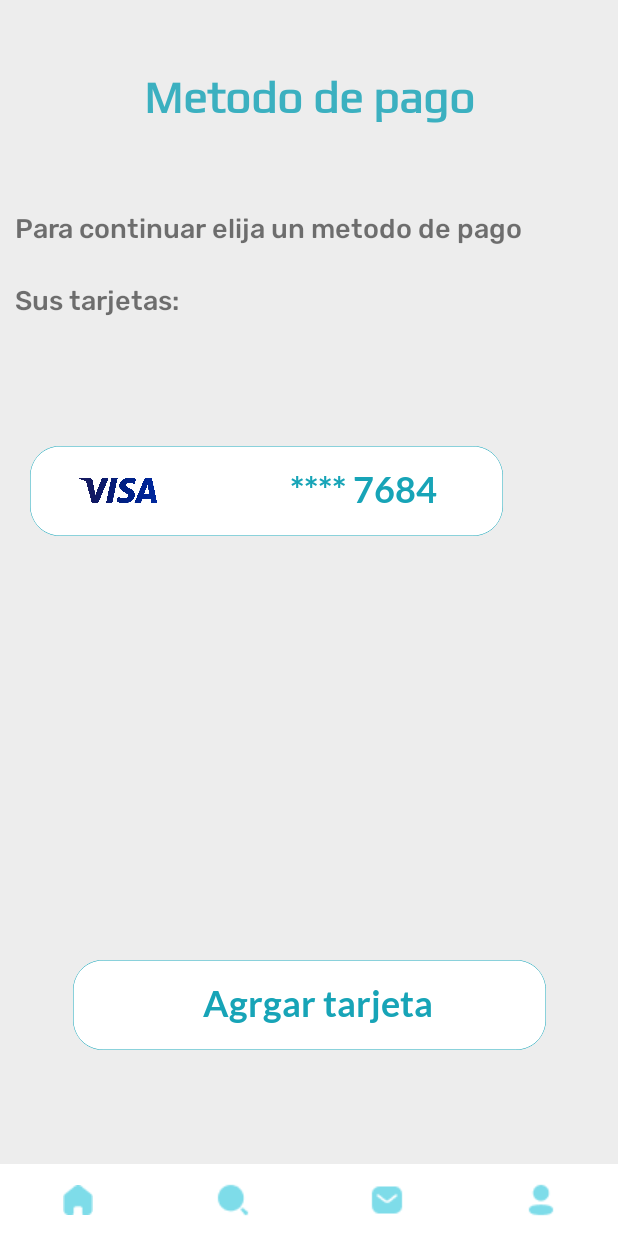
After one commit to LoanGrounds/AndroidStudioLG, an Android app: the fragment MetodoPagoFragment placed in its activity, on a phone screen of 412 x 824 dp. The commit adds this screen. Run offline under Robolectric (Android 15) with nearby library versions, the phone set to English and light mode, and no system bars; Roboto replaces fonts that are not available here.

Commit message:
Actualizacion 14:17 4/6

```diff
--- a/ProyectFinal/app/src/main/java/com/example/ProyectoFinal/loangrounds/MainActivityInicio.java
+++ b/ProyectFinal/app/src/main/java/com/example/ProyectoFinal/loangrounds/MainActivityInicio.java
@@ -19,7 +19,9 @@ import com.example.ProyectoFinal.loangrounds.Menu.EditarPerfilFragment;
 import com.example.ProyectoFinal.loangrounds.Menu.FiltrosFragment;
 import com.example.ProyectoFinal.loangrounds.Menu.MenuFragment;
 import com.example.ProyectoFinal.loangrounds.Menu.LupaFragment;
+import com.example.ProyectoFinal.loangrounds.Menu.MetodoPagoFragment;
 import com.example.ProyectoFinal.loangrounds.Menu.PrestamosRecientesFragment;
+import com.example.ProyectoFinal.loangrounds.Menu.RealizarFragment;
 import com.example.ProyectoFinal.loangrounds.Menu.SolicitadosFragment;
 
 import java.util.List;
@@ -38,6 +40,8 @@ public class MainActivityInicio extends AppCompatActivity {
     PrestamosRecientesFragment fragmentPrestamosRecientes;
     ConfiguracionFragment fragmentConfiguracion;
     AtencionClienteFragment fragmentAtencionCliente;
+    MetodoPagoFragment fragmentMetodoPago;
+    RealizarFragment fragmentRealizar;
 
 
     private Object SupportFragmentManager;
@@ -84,6 +88,8 @@ public class MainActivityInicio extends AppCompatActivity {
         fragmentPrestamosRecientes= new PrestamosRecientesFragment();
         fragmentConfiguracion= new ConfiguracionFragment();
         fragmentAtencionCliente= new AtencionClienteFragment();
+        fragmentMetodoPago= new MetodoPagoFragment();
+        fragmentRealizar= new RealizarFragment();
     }
     public  void setFragmentMenu(){
 
@@ -139,6 +145,15 @@ public class MainActivityInicio extends AppCompatActivity {
 
     }
 
+    public  void setFragmentMetodoPago(){
+        reemplazarFragmenbts(fragmentMetodoPago);
+
+    }
+
+    public  void setFragmentRealizar(){
+        reemplazarFragmenbts(fragmentRealizar);
+
+    }
 
 
 
--- a/ProyectFinal/app/src/main/java/com/example/ProyectoFinal/loangrounds/Menu/CadaPrestamoFragment.java
+++ b/ProyectFinal/app/src/main/java/com/example/ProyectoFinal/loangrounds/Menu/CadaPrestamoFragment.java
@@ -7,10 +7,12 @@ import androidx.fragment.app.Fragment;
 import android.view.LayoutInflater;
 import android.view.View;
 import android.view.ViewGroup;
+import android.widget.Button;
 import android.widget.SeekBar;
 import android.widget.TextView;
 
 import com.example.ProyectoFinal.loangrounds.ListaRecomendados.Prestamo;
+import com.example.ProyectoFinal.loangrounds.MainActivityInicio;
 import com.example.ProyectoFinal.loangrounds.R;
 
 import java.util.List;
@@ -28,6 +30,7 @@ public class CadaPrestamoFragment extends Fragment {
     TextView tvNombre;
     int intPos;
     List<Prestamo> prest;
+    Button btnSolicitar;
     View layoutRhoot;
     public CadaPrestamoFragment() {
         // Required empty public constructor
@@ -54,7 +57,7 @@ public class CadaPrestamoFragment extends Fragment {
     }
 
     private void SetearListners() {
-
+        btnSolicitar.setOnClickListener(btnSolicitar_Click);
     }
     private void inicializarDatos(){
         String nombre=prest.get(intPos).getName();
@@ -77,7 +80,21 @@ public class CadaPrestamoFragment extends Fragment {
         tvDiaTol=(TextView) layoutRhoot.findViewById(R.id.tvDiaTol);
         tvCantCuotas=(TextView) layoutRhoot.findViewById(R.id.tvCantCuotas);
         tvNombre=(TextView) layoutRhoot.findViewById(R.id.tvNombre);
+        btnSolicitar=(Button) layoutRhoot.findViewById(R.id.btnSolicitar);
     }
+
+    View.OnClickListener btnSolicitar_Click = new View.OnClickListener() {
+        @Override
+        public void onClick(View view) {
+
+
+            MainActivityInicio actividadContenedora;
+            actividadContenedora = (MainActivityInicio) getActivity();
+            actividadContenedora.setFragmentMetodoPago();
+
+        }
+    };
+
 
 
     public void enviarPosition(int position, List<Prestamo> prestamoList ){
--- /dev/null
+++ b/ProyectFinal/app/src/main/java/com/example/ProyectoFinal/loangrounds/Menu/MetodoPagoFragment.java
@@ -0,0 +1,63 @@
+package com.example.ProyectoFinal.loangrounds.Menu;
+
+import android.os.Bundle;
+
+import androidx.fragment.app.Fragment;
+
+import android.view.LayoutInflater;
+import android.view.View;
+import android.view.ViewGroup;
+import android.widget.Button;
+import android.widget.LinearLayout;
+import android.widget.TextView;
+
+import com.example.ProyectoFinal.loangrounds.MainActivityInicio;
+import com.example.ProyectoFinal.loangrounds.R;
+
+
+public class MetodoPagoFragment extends Fragment {
+
+   LinearLayout linearLayoutTarjetas;
+   View layoutRhoot;
+
+    public MetodoPagoFragment() {
+        // Required empty public constructor
+    }
+
+
+
+
+    @Override
+    public void onCreate(Bundle savedInstanceState) {
+        super.onCreate(savedInstanceState);
+
+    }
+
+    @Override
+    public View onCreateView(LayoutInflater inflater, ViewGroup container,
+                             Bundle savedInstanceState) {
+        // Inflate the layout for this fragment
+        layoutRhoot= inflater.inflate(R.layout.fragment_metodo_pago, container, false);
+        obtenerReferencias();
+        SetearListners();
+        return layoutRhoot;
+    }
+
+
+
+    private void obtenerReferencias() {
+        linearLayoutTarjetas=(LinearLayout) layoutRhoot.findViewById(R.id.linearLayoutTarjetas);
+    }
+
+    private void SetearListners() {
+        linearLayoutTarjetas.setOnClickListener(new View.OnClickListener() {
+            @Override
+            public void onClick(View v) {
+                MainActivityInicio actividadContenedora;
+                actividadContenedora = (MainActivityInicio) getActivity();
+                actividadContenedora.setFragmentRealizar();
+
+            }
+        });
+    }
+}
--- /dev/null
+++ b/ProyectFinal/app/src/main/java/com/example/ProyectoFinal/loangrounds/Menu/RealizarFragment.java
@@ -0,0 +1,66 @@
+package com.example.ProyectoFinal.loangrounds.Menu;
+
+import android.os.Bundle;
+
+import androidx.fragment.app.Fragment;
+
+import android.view.LayoutInflater;
+import android.view.View;
+import android.view.ViewGroup;
+
+import com.example.ProyectoFinal.loangrounds.R;
+
+/**
+ * A simple {@link Fragment} subclass.
+ * Use the {@link RealizarFragment#newInstance} factory method to
+ * create an instance of this fragment.
+ */
+public class RealizarFragment extends Fragment {
+
+    // TODO: Rename parameter arguments, choose names that match
+    // the fragment initialization parameters, e.g. ARG_ITEM_NUMBER
+    private static final String ARG_PARAM1 = "param1";
+    private static final String ARG_PARAM2 = "param2";
+
+    // TODO: Rename and change types of parameters
+    private String mParam1;
+    private String mParam2;
+
+    public RealizarFragment() {
+        // Required empty public constructor
+    }
+
+    /**
+     * Use this factory method to create a new instance of
+     * this fragment using the provided parameters.
+     *
+     * @param param1 Parameter 1.
+     * @param param2 Parameter 2.
+     * @return A new instance of fragment RealizarFragment.
+     */
+    // TODO: Rename and change types and number of parameters
+    public static RealizarFragment newInstance(String param1, String param2) {
+        RealizarFragment fragment = new RealizarFragment();
+        Bundle args = new Bundle();
+        args.putString(ARG_PARAM1, param1);
+        args.putString(ARG_PARAM2, param2);
+        fragment.setArguments(args);
+        return fragment;
+    }
+
+    @Override
+    public void onCreate(Bundle savedInstanceState) {
+        super.onCreate(savedInstanceState);
+        if (getArguments() != null) {
+            mParam1 = getArguments().getString(ARG_PARAM1);
+            mParam2 = getArguments().getString(ARG_PARAM2);
+        }
+    }
+
+    @Override
+    public View onCreateView(LayoutInflater inflater, ViewGroup container,
+                             Bundle savedInstanceState) {
+        // Inflate the layout for this fragment
+        return inflater.inflate(R.layout.fragment_realizar, container, false);
+    }
+}
--- /dev/null
+++ b/ProyectFinal/app/src/main/res/drawable/ic_baseline_delete_24.xml
@@ -0,0 +1,5 @@
+<vector android:height="24dp" android:tint="#99A58F"
+    android:viewportHeight="24" android:viewportWidth="24"
+    android:width="24dp" xmlns:android="http://schemas.android.com/apk/res/android">
+    <path android:fillColor="@android:color/white" android:pathData="M6,19c0,1.1 0.9,2 2,2h8c1.1,0 2,-0.9 2,-2V7H6v12zM19,4h-3.5l-1,-1h-5l-1,1H5v2h14V4z"/>
+</vector>
--- a/ProyectFinal/app/src/main/res/layout/fragment_cada_prestamo.xml
+++ b/ProyectFinal/app/src/main/res/layout/fragment_cada_prestamo.xml
@@ -185,13 +185,12 @@
             </LinearLayout>
 
             <Button
-                android:id="@+id/btnSiguiente"
+                android:id="@+id/btnSolicitar"
                 android:layout_width="257dp"
                 android:layout_height="60dp"
                 android:layout_gravity="center"
                 android:layout_marginBottom="40dp"
 
-                android:background="#00000000"
                 android:backgroundTint="#000000"
                 android:fontFamily="@font/noto_sans_bold"
                 android:gravity="center"
--- a/ProyectFinal/app/src/main/res/layout/fragment_contacto.xml
+++ b/ProyectFinal/app/src/main/res/layout/fragment_contacto.xml
@@ -83,7 +83,7 @@
             android:translationZ="60dp">
 
             <TextView
-                android:id="@+id/textView5"
+                android:id="@+id/tvNumeroTarjeta"
                 android:layout_width="wrap_content"
                 android:layout_height="wrap_content"
                 android:layout_gravity="center|center_horizontal"
--- /dev/null
+++ b/ProyectFinal/app/src/main/res/layout/fragment_metodo_pago.xml
@@ -0,0 +1,131 @@
+<?xml version="1.0" encoding="utf-8"?>
+<FrameLayout xmlns:android="http://schemas.android.com/apk/res/android"
+    xmlns:app="http://schemas.android.com/apk/res-auto"
+    xmlns:tools="http://schemas.android.com/tools"
+    android:layout_width="match_parent"
+    android:layout_height="match_parent"
+    tools:context=".Menu.MetodoPagoFragment">
+
+    <!-- TODO: Update blank fragment layout -->
+
+    <androidx.constraintlayout.widget.ConstraintLayout
+        android:layout_width="match_parent"
+        android:layout_height="match_parent">
+
+        <LinearLayout
+            android:id="@+id/linearLayoutTarjetas2"
+            android:layout_width="wrap_content"
+            android:layout_height="wrap_content"
+            android:layout_marginBottom="76dp"
+            android:background="@drawable/rectangle_3"
+            android:elevation="5dp"
+            android:orientation="horizontal"
+            android:translationZ="60dp"
+            app:layout_constraintBottom_toBottomOf="parent"
+            app:layout_constraintEnd_toEndOf="parent"
+            app:layout_constraintStart_toStartOf="parent"
+            app:layout_constraintTop_toBottomOf="@+id/linearLayoutTarjetas"
+            app:layout_constraintVertical_bias="1.0">
+
+            <TextView
+                android:id="@+id/textView6"
+                android:layout_width="63dp"
+                android:layout_height="31dp"
+                android:layout_gravity="center|center_horizontal"
+                android:layout_marginLeft="12dp"
+                android:layout_weight="1"
+                android:fontFamily="@font/lato_bold"
+                android:gravity="center_horizontal"
+
+                android:text="Agrgar tarjeta"
+                android:textColor="#17A4B7"
+                android:textSize="24sp" />
+        </LinearLayout>
+
+        <TextView
+            android:id="@+id/tvTitleMetodo"
+            android:layout_width="match_parent"
+            android:layout_height="129dp"
+            android:fontFamily="@font/play"
+            android:gravity="center"
+            android:text="Metodo de pago"
+            android:textColor="#D417A4B7 "
+            android:textColorHint="#FFFFFF"
+            android:textSize="30sp"
+            android:textStyle="bold"
+            app:layout_constraintEnd_toEndOf="parent"
+            app:layout_constraintHorizontal_bias="0.5"
+            app:layout_constraintStart_toStartOf="parent"
+            app:layout_constraintTop_toTopOf="parent" />
+
+        <TextView
+            android:id="@+id/textView11"
+            android:layout_width="match_parent"
+            android:layout_height="0dp"
+            android:layout_gravity="center_vertical"
+            android:fontFamily="@font/rubik_medium"
+            android:gravity="center_vertical"
+            android:padding="10dp"
+            android:text="Para continuar elija un metodo de pago"
+            android:textSize="18sp"
+            app:layout_constraintEnd_toEndOf="parent"
+            app:layout_constraintHorizontal_bias="0.0"
+            app:layout_constraintStart_toStartOf="parent"
+            app:layout_constraintTop_toBottomOf="@+id/tvTitleMetodo" />
+
+        <TextView
+            android:id="@+id/textView13"
+            android:layout_width="match_parent"
+            android:layout_height="0dp"
+            android:layout_gravity="center_vertical"
+            android:fontFamily="@font/rubik_medium"
+            android:gravity="center_vertical"
+            android:padding="10dp"
+            android:text="Sus tarjetas:"
+            android:textSize="18sp"
+            app:layout_constraintEnd_toEndOf="parent"
+            app:layout_constraintHorizontal_bias="0.0"
+            app:layout_constraintStart_toStartOf="parent"
+            app:layout_constraintTop_toBottomOf="@+id/textView11" />
+
+        <LinearLayout
+            android:id="@+id/linearLayoutTarjetas"
+            android:layout_width="wrap_content"
+            android:layout_height="wrap_content"
+            android:layout_marginTop="72dp"
+            android:background="@drawable/rectangle_3"
+            android:elevation="5dp"
+            android:orientation="horizontal"
+            android:translationZ="60dp"
+            app:layout_constraintEnd_toEndOf="parent"
+            app:layout_constraintHorizontal_bias="0.205"
+            app:layout_constraintStart_toStartOf="parent"
+            app:layout_constraintTop_toBottomOf="@+id/textView13">
+
+            <ImageView
+                android:id="@+id/imageView7"
+                android:layout_width="30dp"
+                android:layout_height="30dp"
+                android:layout_gravity="center"
+                android:layout_weight="1"
+                android:src="@drawable/visa" />
+
+            <TextView
+                android:id="@+id/tvNumeroTarjeta"
+                android:layout_width="wrap_content"
+                android:layout_height="31dp"
+                android:layout_gravity="center|center_horizontal"
+                android:layout_marginLeft="12dp"
+                android:layout_weight="1"
+                android:fontFamily="@font/lato_bold"
+                android:gravity="center_horizontal"
+
+                android:text="**** 7684"
+                android:textColor="#17A4B7"
+                android:textSize="24sp" />
+
+        </LinearLayout>
+
+    </androidx.constraintlayout.widget.ConstraintLayout>
+
+</FrameLayout>
```
Also changed, not shown: ProyectFinal/app/src/main/java/com/example/ProyectoFinal/loangrounds/Menu/CrearPrestamoFragment.java (+15 -0 lines), ProyectFinal/app/src/main/res/layout/fragment_realizar.xml (added, +51 -0 lines), ProyectFinal/app/src/main/res/drawable/visa.png (added), 69 other files.
